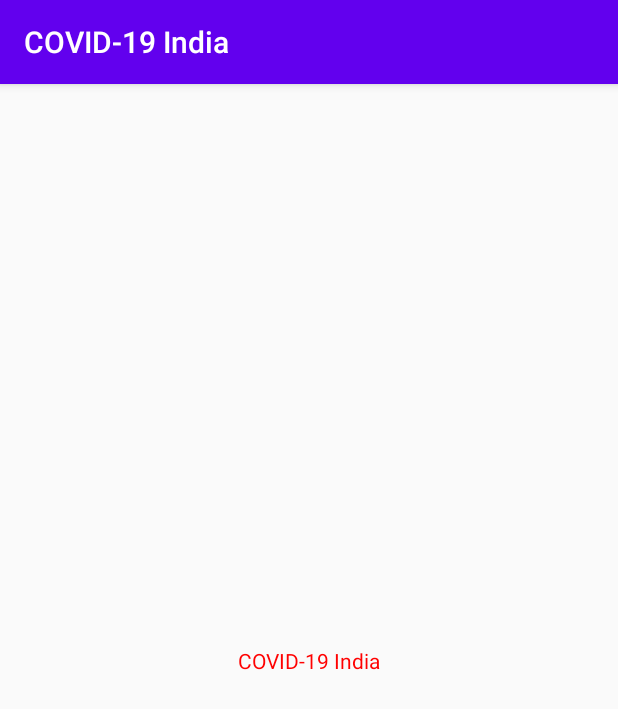
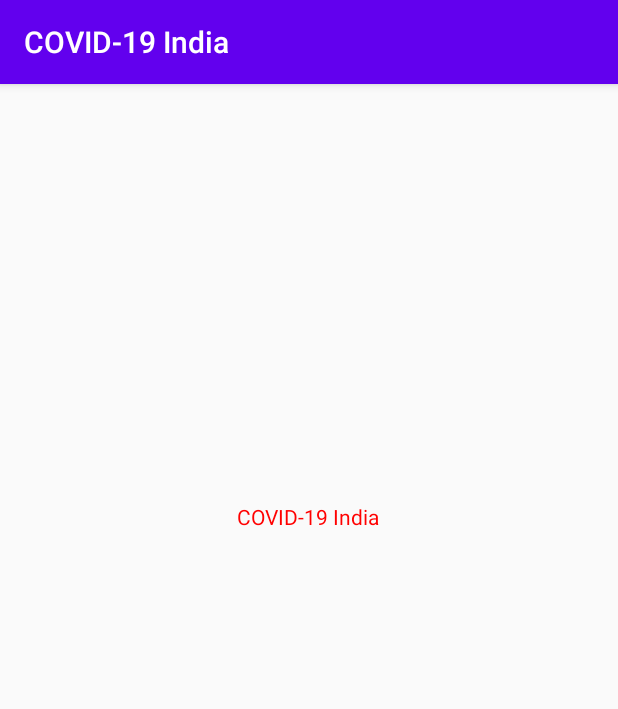
Before and after one commit to Bisht13/COVID-19-India, an Android app: the screen it shows after launch (MainActivity), on a phone screen of 412 x 824 dp. Shown: the top 709 px of the screen. Run offline under Robolectric (Android 15) with nearby library versions, the phone set to English and light mode, and no system bars.

Commit message:
Changing pos of text

```diff
--- a/app/src/main/res/layout/activity_main.xml
+++ b/app/src/main/res/layout/activity_main.xml
@@ -14,6 +14,8 @@
         android:textColor="#FF0101"
         app:layout_constraintBottom_toBottomOf="parent"
         app:layout_constraintEnd_toEndOf="parent"
+        app:layout_constraintHorizontal_bias="0.498"
         app:layout_constraintStart_toStartOf="parent"
-        app:layout_constraintTop_toTopOf="parent" />
+        app:layout_constraintTop_toTopOf="parent"
+        app:layout_constraintVertical_bias="0.372" />
 </androidx.constraintlayout.widget.ConstraintLayout>
```
Also changed, not shown: 1 other file.
